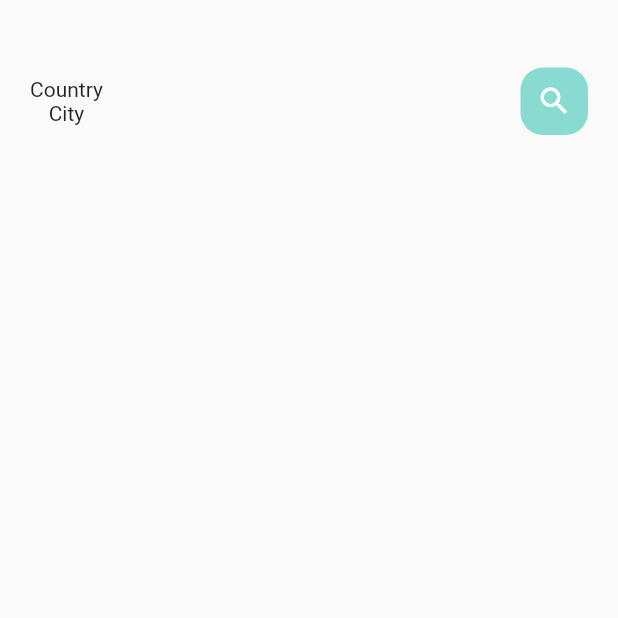
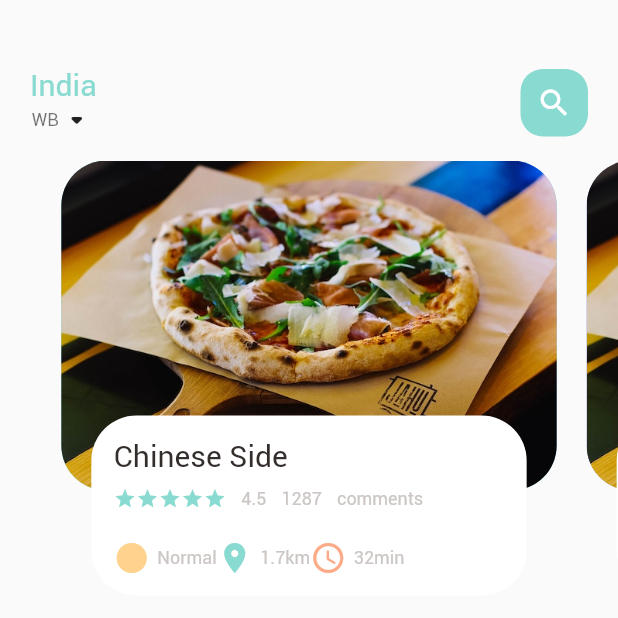
Before and after one commit to mohidul-official/my_restaurant, a Flutter app: the screen it shows after launch, on a phone screen of 412 x 824 dp, the top half of it. Run offline on Flutter 3.47's test engine with Material 2 defaults, Android fonts, the phone set to English and light mode, and no system bars.

Commit message:
1st day office

```diff
--- /dev/null
+++ b/lib/home/food_page_body.dart
@@ -0,0 +1,117 @@
+import 'package:flutter/material.dart';
+import 'package:my_restaurant/utils/colors.dart';
+import 'package:my_restaurant/widgets/big_text.dart';
+import 'package:my_restaurant/widgets/icon_and_text_widget.dart';
+import 'package:my_restaurant/widgets/small_text.dart';
+
+class FoodPageBody extends StatefulWidget {
+  const FoodPageBody({super.key});
+
+  @override
+  State<FoodPageBody> createState() => _FoodPageBodyState();
+}
+
+class _FoodPageBodyState extends State<FoodPageBody> {
+  PageController pageController = PageController(viewportFraction: 0.85);
+  @override
+  Widget build(BuildContext context) {
+    return Container(
+      height: 320,
+      child: PageView.builder(
+          controller: pageController,
+          itemCount: 5,
+          itemBuilder: (context, position) {
+            return _buildPageItem(position);
+          }),
+    );
+  }
+
+  Widget _buildPageItem(int index) {
+    return Stack(
+      children: [
+        Container(
+          height: 220,
+          margin: EdgeInsets.only(left: 10, right: 10),
+          decoration: BoxDecoration(
+              borderRadius: BorderRadius.circular(30),
+              color: index.isEven ? Color(0xFF69c5df) : Color(0xFF9294cc),
+              image: DecorationImage(
+                  fit: BoxFit.cover,
+                  image: AssetImage('assets/image/pizza.jpg'))),
+        ),
+        Align(
+          alignment: Alignment.bottomCenter,
+          child: Container(
+            height: 120,
+            margin: EdgeInsets.only(left: 30, right: 30, bottom: 30),
+            decoration: BoxDecoration(
+              borderRadius: BorderRadius.circular(30),
+              color: Colors.white,
+            ),
+            child: Container(
+              padding: EdgeInsets.only(top: 15, left: 15, right: 15),
+              child: Column(
+                crossAxisAlignment: CrossAxisAlignment.start,
+                children: [
+                  BigText(text: "Chinese Side"),
+                  SizedBox(
+                    height: 10,
+                  ),
+                  Row(
+                    children: [
+                      Wrap(
+                        children: List.generate(
+                          5,
+                          (index) => Icon(
+                            Icons.star,
+                            color: AppColors.mainColor,
+                            size: 15,
+                          ),
+                        ),
+                      ),
+                      SizedBox(
+                        width: 10,
+                      ),
+                      SmallText(text: "4.5"),
+                      SizedBox(
+                        width: 10,
+                      ),
+                      SmallText(text: "1287"),
+                      SizedBox(
+                        width: 10,
+                      ),
+                      SmallText(text: "comments")
+                    ],
+                  ),
+                  SizedBox(
+                    height: 20,
+                  ),
+                  Row(
+
+                    children: [
+                      IconAndTextWidget(
+                        icon: Icons.circle_sharp,
+                        text: "Normal",
+                        iconColor: AppColors.iconColor1,
+                      ),
+                      IconAndTextWidget(
+                        icon: Icons.location_on,
+                        text: "1.7km",
+                        iconColor: AppColors.mainColor,
+                      ),
+                      IconAndTextWidget(
+                        icon: Icons.access_time_rounded,
+                        text: "32min",
+                        iconColor: AppColors.iconColor2,
+                      ),
+                    ],
+                  ),
+                ],
+              ),
+            ),
+          ),
+        ),
+      ],
+    );
+  }
+}
--- a/lib/home/main_food_page.dart
+++ b/lib/home/main_food_page.dart
@@ -1,5 +1,9 @@
+import 'package:flutter/foundation.dart';
 import 'package:flutter/material.dart';
+import 'package:my_restaurant/home/food_page_body.dart';
 import 'package:my_restaurant/utils/colors.dart';
+import 'package:my_restaurant/widgets/big_text.dart';
+import 'package:my_restaurant/widgets/small_text.dart';
 
 class MainFooPage extends StatefulWidget {
   const MainFooPage({super.key});
@@ -23,8 +27,19 @@ class _MainFooPageState extends State<MainFooPage> {
                 children: [
                   Column(
                     children: [
-                      Text("Country"),
-                      Text("City"),
+                      BigText(
+                        text: "India",
+                        color: AppColors.mainColor,
+                      ),
+                      Row(
+                        children: [
+                          SmallText(
+                            text: "WB",
+                            color: Colors.black54,
+                          ),
+                          Icon(Icons.arrow_drop_down_rounded),
+                        ],
+                      ),
                     ],
                   ),
                   Center(
@@ -45,6 +60,7 @@ class _MainFooPageState extends State<MainFooPage> {
               ),
             ),
           ),
+          FoodPageBody(),
         ],
       ),
     );
--- /dev/null
+++ b/lib/widgets/big_text.dart
@@ -0,0 +1,29 @@
+import 'package:flutter/material.dart';
+
+class BigText extends StatelessWidget {
+  Color? color;
+  final String text;
+  double size;
+  TextOverflow overflow;
+  BigText(
+      {Key? key,
+      this.color = const Color(0xFF332d2b),
+      required this.text,
+      this.size = 20,
+      this.overflow = TextOverflow.ellipsis})
+      : super(key: key);
+
+  @override
+  Widget build(BuildContext context) {
+    return Text(
+      text,
+      maxLines: 1,
+      overflow: overflow,
+      style: TextStyle(
+          color: color,
+          fontWeight: FontWeight.w400,
+          fontSize: size,
+          fontFamily: 'Roboto'),
+    );
+  }
+}
--- /dev/null
+++ b/lib/widgets/icon_and_text_widget.dart
@@ -0,0 +1,32 @@
+import 'package:flutter/material.dart';
+import 'package:my_restaurant/widgets/small_text.dart';
+
+class IconAndTextWidget extends StatelessWidget {
+  final IconData icon;
+  final String text;
+  final Color iconColor;
+
+  const IconAndTextWidget(
+      {super.key,
+      required this.icon,
+      required this.text,
+      required this.iconColor});
+
+  @override
+  Widget build(BuildContext context) {
+    return Row(
+      children: [
+        Icon(
+          icon,
+          color: iconColor,
+        ),
+        SizedBox(
+          width: 5,
+        ),
+        SmallText(
+          text: text,
+        ),
+      ],
+    );
+  }
+}
--- /dev/null
+++ b/lib/widgets/small_text.dart
@@ -0,0 +1,24 @@
+import 'package:flutter/material.dart';
+
+class SmallText extends StatelessWidget {
+  Color? color;
+  final String text;
+  double size;
+  double height;
+  SmallText({
+    Key? key,
+    this.color = const Color(0xFFccc7c5),
+    required this.text,
+    this.size = 12,
+    this.height = 1.2,
+  }) : super(key: key);
+
+  @override
+  Widget build(BuildContext context) {
+    return Text(
+      text,
+      style: TextStyle(
+          color: color, fontSize: size, fontFamily: 'Roboto', height: height),
+    );
+  }
+}
```
Also changed, not shown: pubspec.yaml (+13 -6 lines), assets/font/Roboto-Black.ttf (added), assets/font/Roboto-Bold.ttf (added), assets/font/Roboto-Medium.ttf (added), assets/font/Roboto-Regular.ttf (added), assets/image/pizza.jpg (added).
